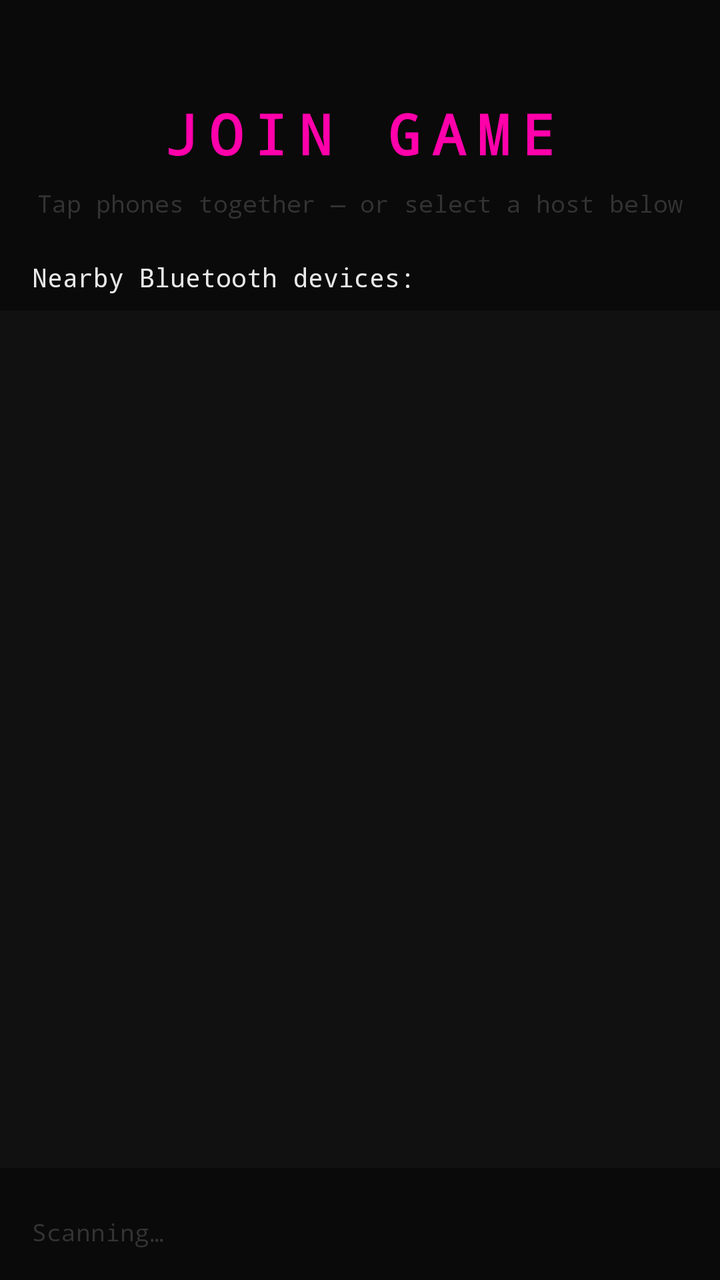
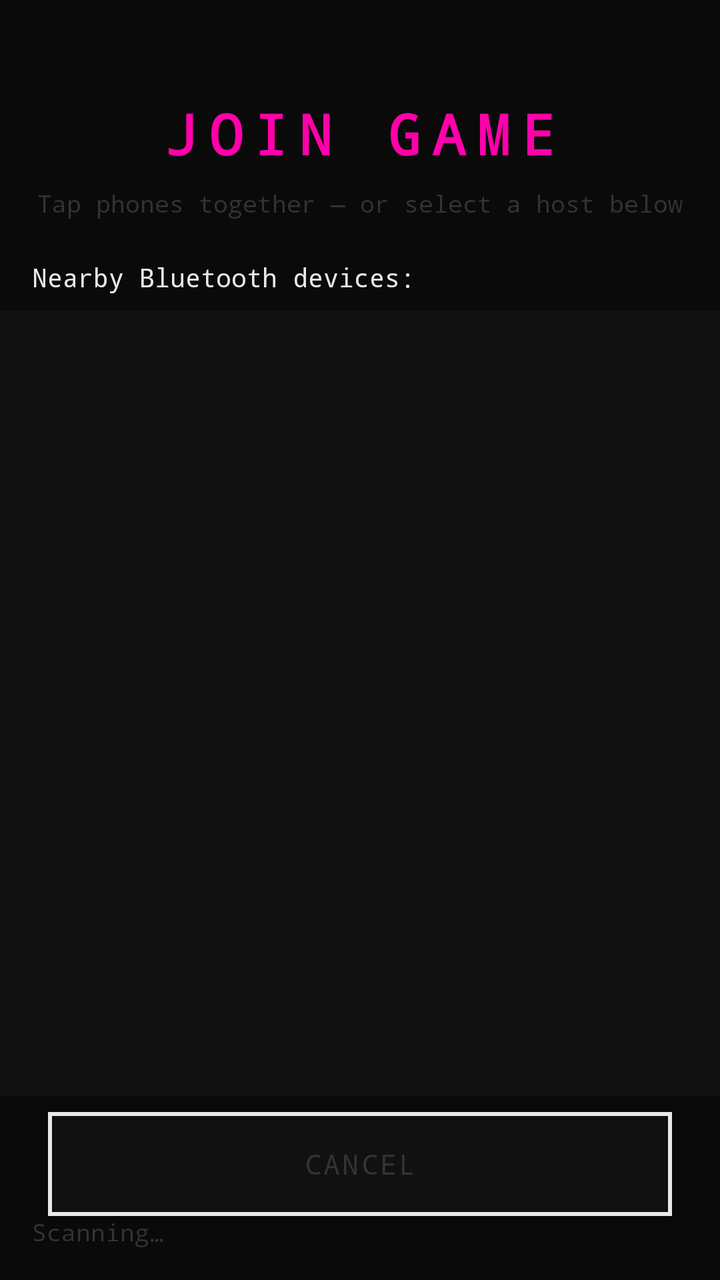

Before-and-after screenshots of an Android layout around one commit, followed by the original layout XML and the change that was made.
<!-- AndroidManifest.xml: application theme AppTheme -->
<!-- res/layout/client.xml -->
<?xml version="1.0" encoding="utf-8"?>
<androidx.constraintlayout.widget.ConstraintLayout
    xmlns:android="http://schemas.android.com/apk/res/android"
    xmlns:app="http://schemas.android.com/apk/res-auto"
    android:layout_width="match_parent"
    android:layout_height="match_parent"
    android:background="@color/bg_black">

    <TextView
        android:id="@+id/client_title"
        android:layout_width="wrap_content"
        android:layout_height="wrap_content"
        android:layout_marginTop="48dp"
        android:fontFamily="monospace"
        android:letterSpacing="0.2"
        android:text="@string/join_title"
        android:textColor="@color/neon_magenta"
        android:textSize="28sp"
        android:textStyle="bold"
        app:layout_constraintEnd_toEndOf="parent"
        app:layout_constraintStart_toStartOf="parent"
        app:layout_constraintTop_toTopOf="parent" />

    <TextView
        android:id="@+id/client_nfc_hint"
        android:layout_width="wrap_content"
        android:layout_height="wrap_content"
        android:layout_marginTop="8dp"
        android:text="@string/join_nfc_hint"
        android:textColor="@color/border_grey"
        android:textSize="12sp"
        app:layout_constraintEnd_toEndOf="parent"
        app:layout_constraintStart_toStartOf="parent"
        app:layout_constraintTop_toBottomOf="@+id/client_title" />

    <TextView
        android:id="@+id/client_scan_label"
        android:layout_width="wrap_content"
        android:layout_height="wrap_content"
        android:layout_marginStart="16dp"
        android:layout_marginTop="20dp"
        android:text="@string/join_scan_label"
        android:textColor="@color/pixel_white"
        android:textSize="13sp"
        app:layout_constraintStart_toStartOf="parent"
        app:layout_constraintTop_toBottomOf="@+id/client_nfc_hint" />

    <ListView
        android:id="@+id/peerListViewC"
        android:layout_width="0dp"
        android:layout_height="0dp"
        android:layout_marginTop="8dp"
        android:layout_marginBottom="56dp"
        android:background="@color/dark_panel"
        android:divider="@color/border_grey"
        android:dividerHeight="1dp"
        android:scrollbars="vertical"
        app:layout_constraintBottom_toBottomOf="parent"
        app:layout_constraintEnd_toEndOf="parent"
        app:layout_constraintStart_toStartOf="parent"
        app:layout_constraintTop_toBottomOf="@+id/client_scan_label" />

    <ProgressBar
        android:id="@+id/client_scan_progress"
        style="?android:attr/progressBarStyleSmall"
        android:layout_width="wrap_content"
        android:layout_height="wrap_content"
        android:layout_marginEnd="16dp"
        android:layout_marginBottom="16dp"
        app:layout_constraintBottom_toBottomOf="parent"
        app:layout_constraintEnd_toEndOf="parent" />

    <TextView
        android:id="@+id/client_scan_hint"
        android:layout_width="wrap_content"
        android:layout_height="wrap_content"
        android:layout_marginStart="16dp"
        android:layout_marginBottom="16dp"
        android:text="Scanning…"
        android:textColor="@color/border_grey"
        android:textSize="12sp"
        app:layout_constraintBottom_toBottomOf="parent"
        app:layout_constraintStart_toStartOf="parent" />

</androidx.constraintlayout.widget.ConstraintLayout>
<!-- resources referenced by this layout -->
<resources>
  <color name="bg_black">#0A0A0A</color>
  <color name="border_grey">#333333</color>
  <color name="dark_panel">#111111</color>
  <color name="neon_magenta">#FF00AA</color>
  <color name="pixel_white">#E8E8E8</color>
  <string name="join_nfc_hint">Tap phones together  —  or select a host below</string>
  <string name="join_scan_label">Nearby Bluetooth devices:</string>
  <string name="join_title">JOIN GAME</string>
  <style name="AppTheme" parent="Theme.AppCompat.NoActionBar">
          <item name="colorPrimary">@color/neon_cyan</item>
          <item name="colorPrimaryDark">@color/bg_black</item>
          <item name="colorAccent">@color/neon_magenta</item>
          <item name="android:windowBackground">@color/bg_black</item>
          <item name="android:textColor">@color/pixel_white</item>
          <item name="android:fontFamily">monospace</item>
          <item name="buttonStyle">@style/RetroButton</item>
      </style>
  <color name="neon_cyan">#00F5FF</color>
  <style name="RetroButton" parent="Widget.AppCompat.Button">
          <item name="android:fontFamily">monospace</item>
          <item name="android:textColor">@color/pixel_white</item>
          <item name="android:textAllCaps">true</item>
          <item name="android:letterSpacing">0.08</item>
          <item name="android:background">@drawable/btn_retro</item>
          <item name="android:paddingStart">20dp</item>
          <item name="android:paddingEnd">20dp</item>
          <item name="android:paddingTop">12dp</item>
          <item name="android:paddingBottom">12dp</item>
      </style>
  <!-- drawable btn_retro (drawable) -->
  <?xml version="1.0" encoding="utf-8"?>
  <selector xmlns:android="http://schemas.android.com/apk/res/android">
  
      
      <item android:state_pressed="true">
          <shape>
              <solid android:color="#00F5FF" />
          </shape>
      </item>
  
      
      <item android:state_focused="true">
          <shape>
              <solid android:color="#111111" />
              <stroke android:width="2dp" android:color="#00F5FF" />
          </shape>
      </item>
  
      
      <item>
          <shape>
              <solid android:color="#111111" />
              <stroke android:width="2dp" android:color="#E8E8E8" />
          </shape>
      </item>
  
  </selector>
</resources>

<!-- the commit's change to res/layout/client.xml (unified diff, before → after) -->
@@ -50,15 +50,29 @@
         android:layout_width="0dp"
         android:layout_height="0dp"
         android:layout_marginTop="8dp"
-        android:layout_marginBottom="56dp"
+        android:layout_marginBottom="8dp"
         android:background="@color/dark_panel"
         android:divider="@color/border_grey"
         android:dividerHeight="1dp"
         android:scrollbars="vertical"
-        app:layout_constraintBottom_toBottomOf="parent"
+        app:layout_constraintBottom_toTopOf="@+id/client_btn_cancel"
         app:layout_constraintEnd_toEndOf="parent"
         app:layout_constraintStart_toStartOf="parent"
         app:layout_constraintTop_toBottomOf="@+id/client_scan_label" />
+
+    <Button
+        android:id="@+id/client_btn_cancel"
+        style="@style/RetroButton"
+        android:layout_width="0dp"
+        android:layout_height="52dp"
+        android:layout_marginStart="24dp"
+        android:layout_marginEnd="24dp"
+        android:layout_marginBottom="32dp"
+        android:text="@string/btn_cancel"
+        android:textColor="@color/border_grey"
+        app:layout_constraintBottom_toBottomOf="parent"
+        app:layout_constraintEnd_toEndOf="parent"
+        app:layout_constraintStart_toStartOf="parent" />
 
     <ProgressBar
         android:id="@+id/client_scan_progress"
<!-- resource entries referenced after the edit -->
@@ -5,6 +5,7 @@
   <color name="dark_panel">#111111</color>
   <color name="neon_magenta">#FF00AA</color>
   <color name="pixel_white">#E8E8E8</color>
+  <string name="btn_cancel">CANCEL</string>
   <string name="join_nfc_hint">Tap phones together  —  or select a host below</string>
   <string name="join_scan_label">Nearby Bluetooth devices:</string>
   <string name="join_title">JOIN GAME</string>
